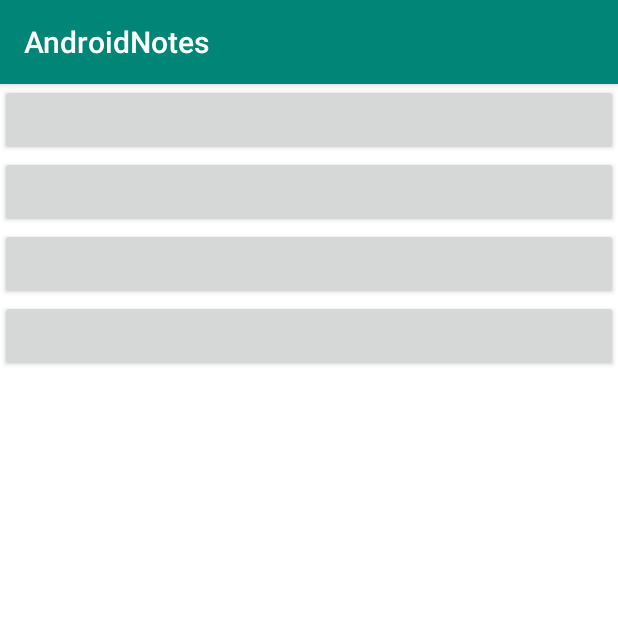
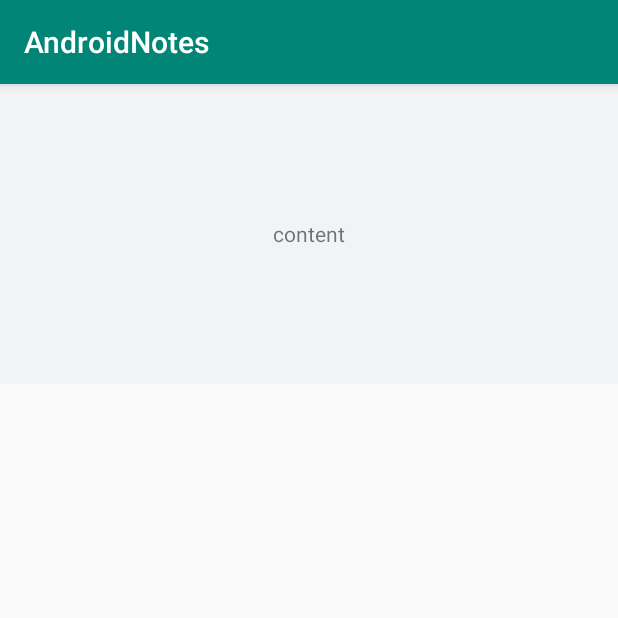
Before and after one commit to yuandong1234/AndroidNotes, an Android app: the screen it shows after launch (MainActivity), on a phone screen of 412 x 824 dp, the top half of it. Run offline under Robolectric (Android 15) with nearby library versions, the phone set to English and light mode, and no system bars.

Commit message:
新增上拉下拉可回弹的view
Signed-off-by: unknown <yuan_dong1992@163.com>

```diff
--- /dev/null
+++ b/app/src/main/java/com/yuong/notes/widget/FlexibleLinearLayout.java
@@ -0,0 +1,80 @@
+package com.yuong.notes.widget;
+
+import android.content.Context;
+import android.support.annotation.Nullable;
+import android.util.AttributeSet;
+import android.view.MotionEvent;
+import android.widget.LinearLayout;
+import android.widget.Scroller;
+
+public class FlexibleLinearLayout extends LinearLayout {
+
+    private float MOVE_FACTOR = 0.25f;
+    private Scroller mScroller;
+    private Context mContext;
+    private boolean canScroll;
+    private float lastY;
+
+    public FlexibleLinearLayout(Context context) {
+        this(context, null);
+    }
+
+    public FlexibleLinearLayout(Context context, @Nullable AttributeSet attrs) {
+        this(context, attrs, 0);
+    }
+
+    public FlexibleLinearLayout(Context context, @Nullable AttributeSet attrs, int defStyleAttr) {
+        super(context, attrs, defStyleAttr);
+        this.mContext = context;
+        init();
+    }
+
+    private void init() {
+        setOrientation(LinearLayout.VERTICAL);
+        mScroller = new Scroller(mContext);
+    }
+
+    @Override
+    public boolean onTouchEvent(MotionEvent event) {
+        System.out.println("执行onTouchEvent...");
+        int action = event.getAction();
+        switch (action) {
+            case MotionEvent.ACTION_DOWN:
+                System.out.println("down.........");
+                canScroll = true;
+                lastY = event.getY();
+                break;
+            case MotionEvent.ACTION_MOVE:
+                System.out.println("move...........");
+                canScroll = true;
+                float nowY = event.getY();
+                float deltaY = nowY - lastY;
+                int offset = (int) (deltaY * MOVE_FACTOR);
+                System.out.println("deltaY :" + deltaY + " offset :" + offset);
+                //滑动
+                scrollBy(0, -offset);
+                lastY = nowY;
+                break;
+            case MotionEvent.ACTION_UP:
+                System.out.println("up.......");
+                canScroll = false;
+                int scrollY = getScrollY();
+                System.out.println("scrollY :" + scrollY);
+                mScroller.startScroll(0, scrollY, 0, -scrollY, 500);
+                invalidate();
+                break;
+        }
+        return true;
+    }
+
+    @Override
+    public void computeScroll() {
+        if (mScroller == null) {
+            return;
+        }
+        if (mScroller.computeScrollOffset() && !canScroll) {
+            scrollTo(mScroller.getCurrX(), mScroller.getCurrY());
+            postInvalidate();
+        }
+    }
+}
--- a/app/src/main/res/layout/activity_main.xml
+++ b/app/src/main/res/layout/activity_main.xml
@@ -3,38 +3,49 @@
     xmlns:tools="http://schemas.android.com/tools"
     android:layout_width="match_parent"
     android:layout_height="match_parent"
-    android:background="@android:color/background_dark"
     tools:context=".MainActivity">
 
-    <com.yuong.notes.widget.ElasticScrollView
-        android:layout_width="match_parent"
-        android:layout_height="match_parent"
-        android:background="@android:color/white">
+    <!--<com.yuong.notes.widget.ElasticScrollView-->
+    <!--android:layout_width="match_parent"-->
+    <!--android:layout_height="match_parent"-->
+    <!--android:background="@android:color/white">-->
 
-        <LinearLayout
-            android:layout_width="match_parent"
-            android:layout_height="match_parent"
-            android:orientation="vertical">
+    <!--<LinearLayout-->
+    <!--android:layout_width="match_parent"-->
+    <!--android:layout_height="match_parent"-->
+    <!--android:orientation="vertical">-->
 
-            <Button
-                android:layout_width="match_parent"
-                android:layout_height="wrap_content" />
+    <!--<Button-->
+    <!--android:layout_width="match_parent"-->
+    <!--android:layout_height="wrap_content" />-->
 
-            <Button
-                android:layout_width="match_parent"
-                android:layout_height="wrap_content" />
+    <!--<Button-->
+    <!--android:layout_width="match_parent"-->
+    <!--android:layout_height="wrap_content" />-->
 
-            <Button
-                android:layout_width="match_parent"
-                android:layout_height="wrap_content" />
+    <!--<Button-->
+    <!--android:layout_width="match_parent"-->
+    <!--android:layout_height="wrap_content" />-->
 
 
-            <Button
-                android:layout_width="match_parent"
-                android:layout_height="wrap_content" />
-        </LinearLayout>
+    <!--<Button-->
+    <!--android:layout_width="match_parent"-->
+    <!--android:layout_height="wrap_content" />-->
+    <!--</LinearLayout>-->
 
-    </com.yuong.notes.widget.ElasticScrollView>
+    <!--</com.yuong.notes.widget.ElasticScrollView>-->
+    <com.yuong.notes.widget.FlexibleLinearLayout
+        android:layout_width="match_parent"
+        android:layout_height="match_parent">
+
+        <TextView
+            android:layout_width="match_parent"
+            android:layout_height="200dp"
+            android:background="#F2F3F5"
+            android:gravity="center"
+            android:text="content" />
+
+    </com.yuong.notes.widget.FlexibleLinearLayout>
 
 
 </RelativeLayout>
```
